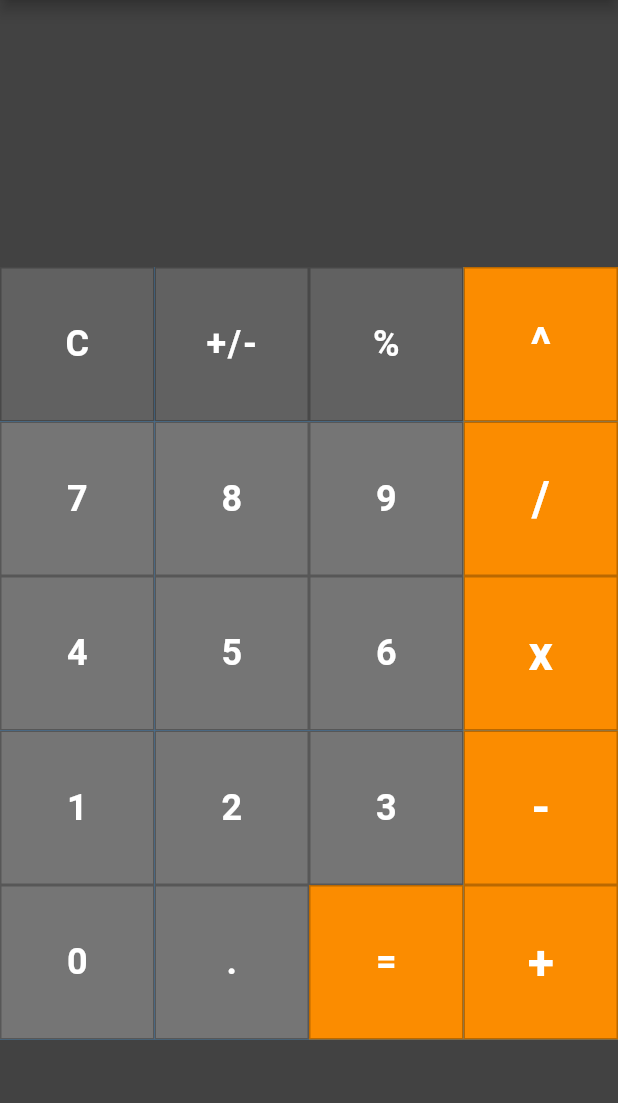
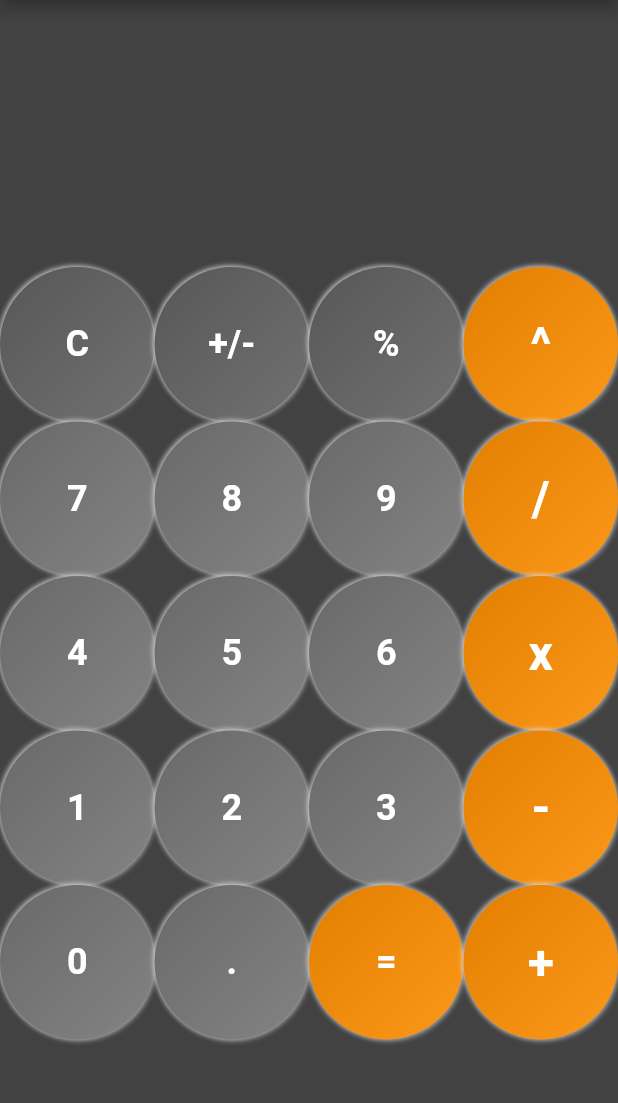
Before and after one commit to kwe92/Calculator-App-Flutter, a Flutter app: the screen it shows after launch, on a phone screen of 412 x 824 dp, the part 84-1187 px from its top. Run offline on Flutter 3.47's test engine with Material 2 defaults, Android fonts, the phone set to English and light mode, and no system bars; drawn by our look-alikes of flutter_neumorphic; our stand-ins replace math_expressions.

Commit message:
Update
Refactored butons to be neumorphic

```diff
--- a/lib/src/common_widgets/buttons.dart
+++ b/lib/src/common_widgets/buttons.dart
@@ -1,4 +1,7 @@
 import 'package:flutter/material.dart';
+import 'package:flutter_neumorphic/flutter_neumorphic.dart';
+
+import '../constants/layout.dart';
 
 class MyButton extends StatelessWidget {
   const MyButton(
@@ -18,14 +21,21 @@ class MyButton extends StatelessWidget {
 
   @override
   Widget build(BuildContext context) {
-    return FloatingActionButton(
-        shape: Border.all(
-          color: Colors.black26,
+    return ConstrainedBox(
+      constraints: BoxConstraints(
+          minHeight: 10, maxHeight: 10, minWidth: 10, maxWidth: 10),
+      child: NeumorphicButton(
+        onPressed: buttontapped,
+        style: NeumorphicStyle(
+          shape: NeumorphicShape.concave,
+          boxShape: NeumorphicBoxShape.roundRect(BorderRadius.circular(100)),
+          depth: 2,
+          lightSource: LightSource.topLeft,
+          shadowLightColor: const Color.fromRGBO(235, 234, 234, 1),
+          shadowDarkColor: const Color.fromRGBO(190, 190, 190, 1),
+          color: color,
+          //const Color.fromRGBO(53, 53, 53, 1)
         ),
-        elevation: 0,
-        onPressed: buttontapped,
-        child: Container(
-          color: color,
         child: Center(
           child: Text(
             buttonText,
@@ -35,6 +45,27 @@ class MyButton extends StatelessWidget {
                 fontWeight: FontWeight.w600),
           ),
         ),
-        ));
+      ),
+    );
   }
 }
+
+
+// FloatingActionButton(
+//         shape: Border.all(
+//           color: Colors.black26,
+//         ),
+//         elevation: 0,
+//         onPressed: buttontapped,
+//         child: Container(
+//           color: color,
+//           child: Center(
+//             child: Text(
+//               buttonText,
+//               style: TextStyle(
+//                   fontSize: fontSize,
+//                   color: textColor,
+//                   fontWeight: FontWeight.w600),
+//             ),
+//           ),
+//         ));
```
Lines whose indentation alone changed are shown as unchanged.
